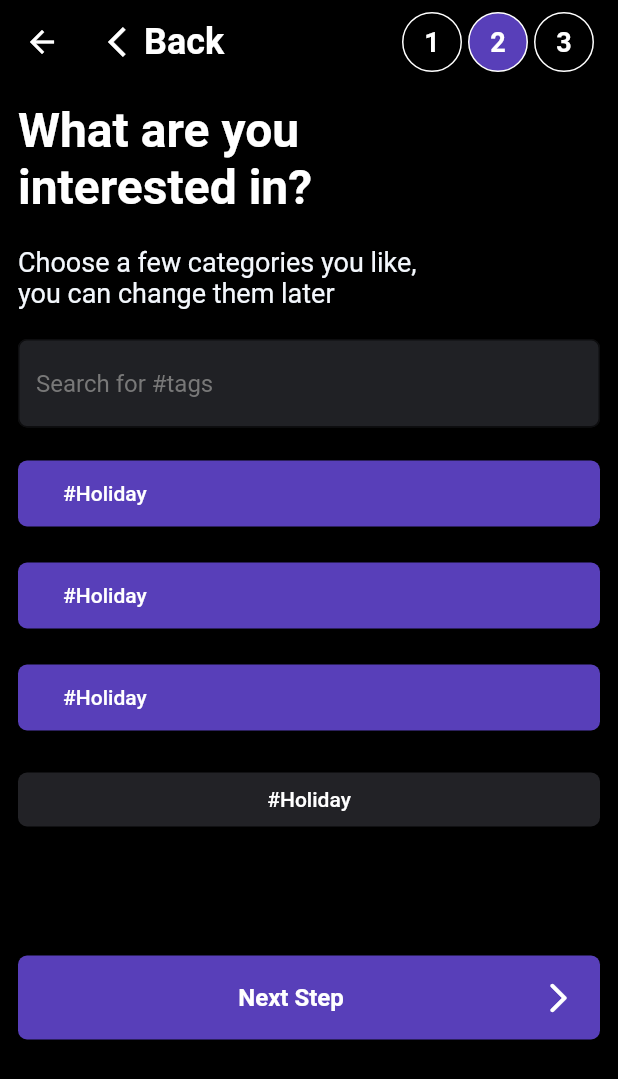
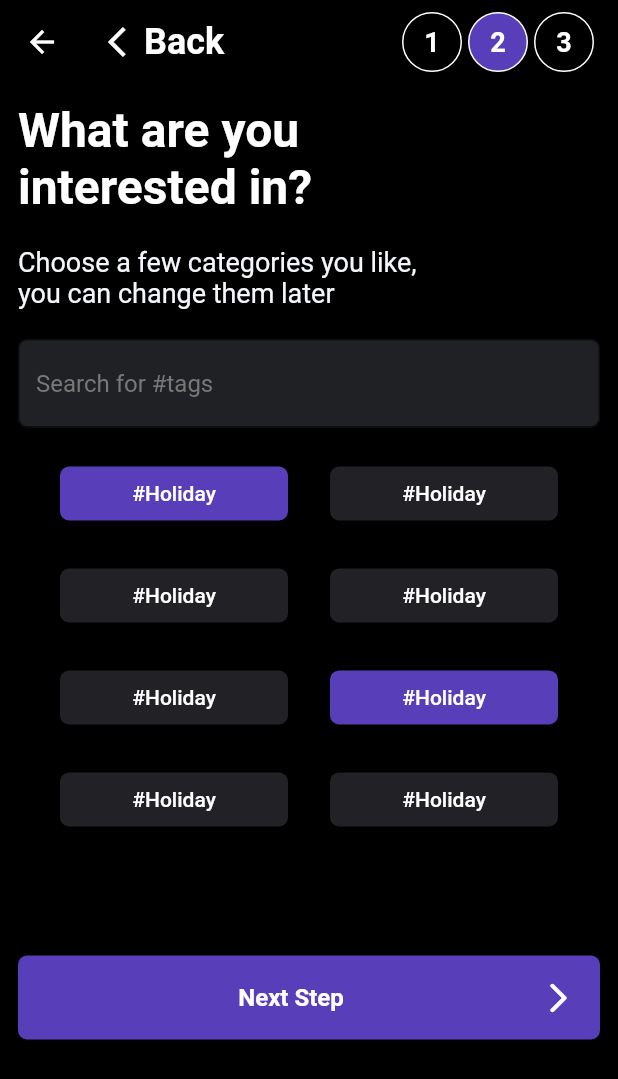
Before and after one commit to doublealpha21/playback_ui, a Flutter app: the Onboard2 screen opened directly, on a phone screen of 412 x 824 dp. Shown: the top 1079 px of the screen. Run offline on Flutter 3.47's test engine with Material 2 defaults, Android fonts, the phone set to English and light mode, and no system bars; our stand-ins replace expansion_tile_card, flutter_vector_icons.

Commit message:
Client Correction

```diff
--- a/lib/screens/auth/onboard2.dart
+++ b/lib/screens/auth/onboard2.dart
@@ -129,73 +129,130 @@ class Onboard2 extends StatelessWidget {
             const VerticalSpace(),
             const Custom_Textfield(hint: 'Search for #tags'),
             const VerticalSpace(),
+            Row(
+              mainAxisAlignment: MainAxisAlignment.spaceEvenly,
+              children: [
                 ElevatedButton(
                     onPressed: () {},
                     style: ElevatedButton.styleFrom(
                       backgroundColor: const Color(0xff583FB9),
                       shape: RoundedRectangleBorder(
                           borderRadius: BorderRadius.circular(6)),
+                      fixedSize: Size.fromWidth(152),
                     ),
-                child: Padding(
-                  padding: const EdgeInsets.all(14),
-                  child: Row(
-                    children: const [
-                      Text('#Holiday',
-
-                      )
+                    child: Center(
+                      child: Text(
+                        '#Holiday',
+                      ),
+                    )),
+                ElevatedButton(
+                    onPressed: () {},
+                    style: ElevatedButton.styleFrom(
+                      backgroundColor: const Color(0xff222226),
+                      shape: RoundedRectangleBorder(
+                          borderRadius: BorderRadius.circular(6)),
+                      fixedSize: Size.fromWidth(152),
+                    ),
+                    child: Center(
+                      child: Text(
+                        '#Holiday',
+                      ),
+                    )),
               ],
             ),
+            const VerticalSpace(),
+            Row(
+              mainAxisAlignment: MainAxisAlignment.spaceEvenly,
+              children: [
+                ElevatedButton(
+                    onPressed: () {},
+                    style: ElevatedButton.styleFrom(
+                      backgroundColor: const Color(0xff222226),
+                      shape: RoundedRectangleBorder(
+                          borderRadius: BorderRadius.circular(6)),
+                      fixedSize: Size.fromWidth(152),
+                    ),
+                    child: Center(
+                      child: Text(
+                        '#Holiday',
+                      ),
                     )),
+                ElevatedButton(
+                    onPressed: () {},
+                    style: ElevatedButton.styleFrom(
+                      backgroundColor: const Color(0xff222226),
+                      shape: RoundedRectangleBorder(
+                          borderRadius: BorderRadius.circular(6)),
+                      fixedSize: Size.fromWidth(152),
+                    ),
+                    child: Center(
+                      child: Text(
+                        '#Holiday',
+                      ),
+                    )),
+              ],
+            ),
             const VerticalSpace(),
+            Row(
+              mainAxisAlignment: MainAxisAlignment.spaceEvenly,
+              children: [
+                ElevatedButton(
+                    onPressed: () {},
+                    style: ElevatedButton.styleFrom(
+                      backgroundColor: const Color(0xff222226),
+                      shape: RoundedRectangleBorder(
+                          borderRadius: BorderRadius.circular(6)),
+                      fixedSize: Size.fromWidth(152),
+                    ),
+                    child: Center(
+                      child: Text(
+                        '#Holiday',
+                      ),
+                    )),
                 ElevatedButton(
                     onPressed: () {},
                     style: ElevatedButton.styleFrom(
                       backgroundColor: const Color(0xff583FB9),
                       shape: RoundedRectangleBorder(
                           borderRadius: BorderRadius.circular(6)),
-                    fixedSize: const Size.fromWidth(100)),
-                child: Padding(
-                  padding: const EdgeInsets.all(14),
-                  child: Row(
-                    children: const [
-                      Text('#Holiday',
-
-                      )
+                      fixedSize: Size.fromWidth(152),
+                    ),
+                    child: Center(
+                      child: Text(
+                        '#Holiday',
+                      ),
+                    )),
               ],
             ),
-                )),
             const VerticalSpace(),
+            Row(
+              mainAxisAlignment: MainAxisAlignment.spaceEvenly,
+              children: [
                 ElevatedButton(
                     onPressed: () {},
-                style: ElevatedButton.styleFrom(
-                  backgroundColor: const Color(0xff583FB9),
-                  shape: RoundedRectangleBorder(
-                      borderRadius: BorderRadius.circular(6)),
-                ),
-                child: Padding(
-                  padding: const EdgeInsets.all(14),
-                  child: Row(
-                    children: const [
-                      Text('#Holiday',
-
-                      )
-                    ],
-                  ),
-                )),
-            const VerticalSpace(),
-            ElevatedButton(onPressed: (){},
                     style: ElevatedButton.styleFrom(
                         backgroundColor: const Color(0xff222226),
                         shape: RoundedRectangleBorder(
                           borderRadius: BorderRadius.circular(6.0),
                         ),
+                        fixedSize: Size.fromWidth(152),
                         elevation: 0.0),
-                child: const Text('#Holiday'
-                )),
-
+                    child: const Text('#Holiday')),
+                ElevatedButton(
+                    onPressed: () {},
+                    style: ElevatedButton.styleFrom(
+                        backgroundColor: const Color(0xff222226),
+                        shape: RoundedRectangleBorder(
+                          borderRadius: BorderRadius.circular(6.0),
+                        ),
+                        fixedSize: Size.fromWidth(152),
+                        elevation: 0.0),
+                    child: const Text('#Holiday')),
+              ],
+            ),
             const SizedBox(height: 80),
             ElevatedButton(
-              onPressed: (){
+              onPressed: () {
                 Navigator.push(
                   context,
                   MaterialPageRoute(builder: (context) => const Onboard3()),
@@ -203,6 +260,7 @@ class Onboard2 extends StatelessWidget {
               },
               style: ElevatedButton.styleFrom(
                   backgroundColor: const Color(0xff583FB9),
+                  fixedSize: Size.fromWidth(216),
                   shape: RoundedRectangleBorder(
                     borderRadius: BorderRadius.circular(6.0),
                   ),
@@ -210,11 +268,11 @@ class Onboard2 extends StatelessWidget {
               child: Padding(
                 padding: const EdgeInsets.symmetric(vertical: 16.0),
                 child: Row(
-                  children: const  [
+                  children: const [
                     Expanded(
                       child: Text(
                         'Next Step',
-                        style:  TextStyle(
+                        style: TextStyle(
                           fontSize: 16.0,
                           color: ColorResources.White,
                           fontWeight: FontWeight.w600,
@@ -222,13 +280,14 @@ class Onboard2 extends StatelessWidget {
                         textAlign: TextAlign.center,
                       ),
                     ),
-                    Icon(Icons.arrow_forward_ios_rounded,
-                      color:Colors.white ,)
+                    Icon(
+                      Icons.arrow_forward_ios_rounded,
+                      color: Colors.white,
+                    )
                   ],
                 ),
               ),
-            )
-
+            ),
           ],
         ),
       ),
--- a/lib/widgets/custom_mini_button.dart
+++ b/lib/widgets/custom_mini_button.dart
@@ -14,7 +14,7 @@ class CustomMiniButton extends StatelessWidget {
         shape: RoundedRectangleBorder(
           borderRadius: BorderRadius.circular(6.0),
         ),
-        primary: Colour,
+        backgroundColor: Colour,
         padding: const EdgeInsets.all(12),
         elevation: 0.0,
         fixedSize: const Size.fromWidth(80),
```
Lines whose indentation alone changed are shown as unchanged.
